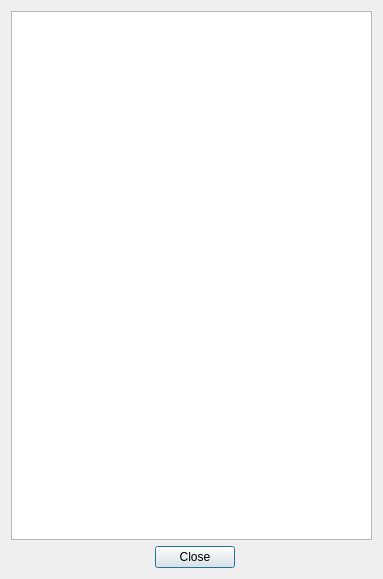
Old version of the form src/app/dialog/displaydialog.ui in the repository VirtualPhotonics/MieSimulatorGUI.
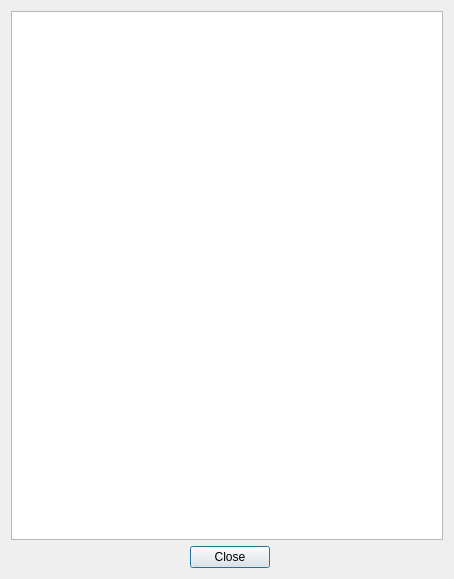
New version of the form. Icons and pictures are not drawn.

```diff
--- a/src/app/dialog/displaydialog.ui
+++ b/src/app/dialog/displaydialog.ui
@@ -6,7 +6,7 @@
    <rect>
     <x>0</x>
     <y>0</y>
-    <width>383</width>
+    <width>454</width>
     <height>579</height>
    </rect>
   </property>
```
